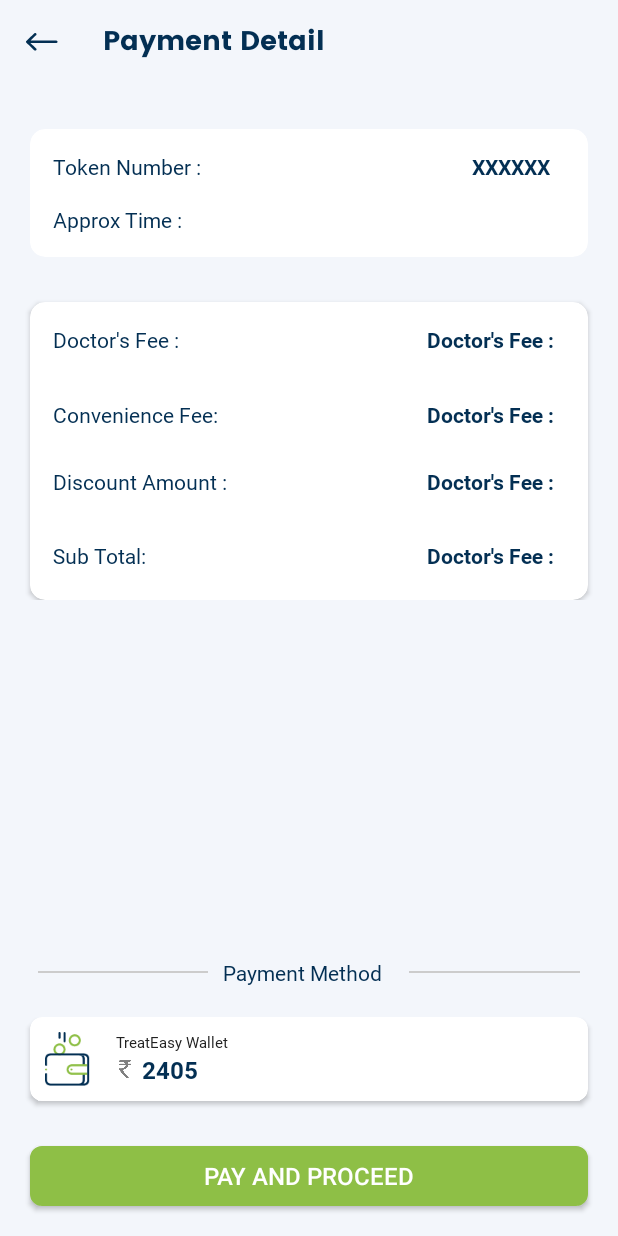
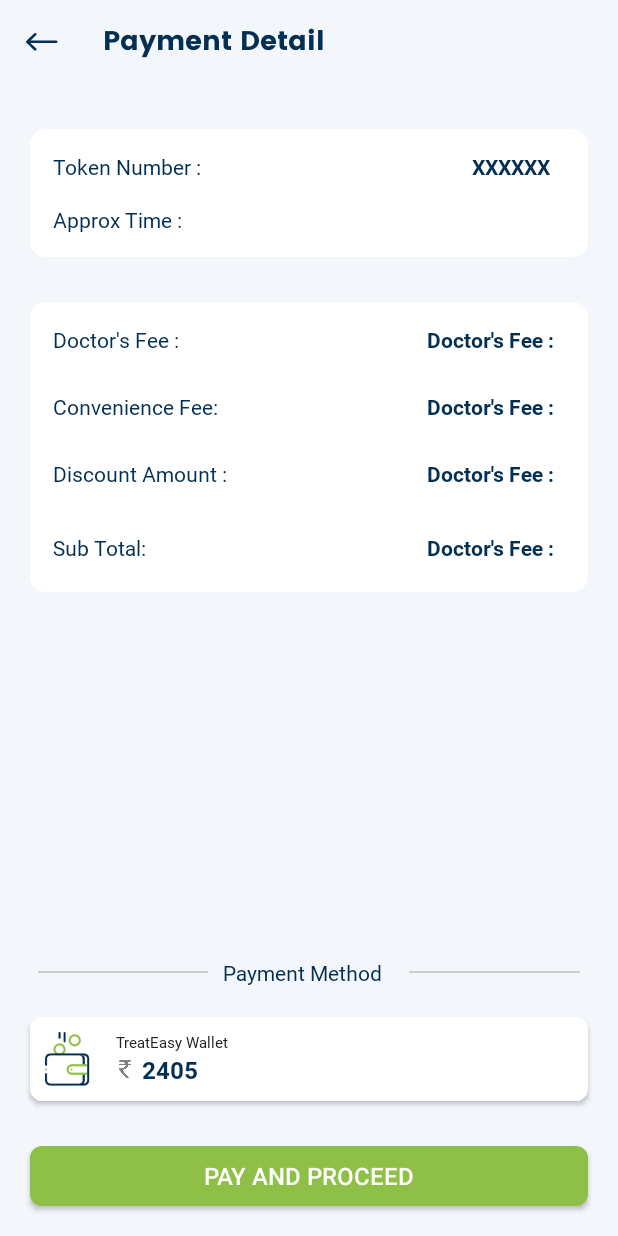
Before and after one commit to Jatindersyall12/Medivow, an Android app: the AppointmentPaymentDetailActivity screen opened directly, with no data from a screen before it, on a phone screen of 412 x 824 dp. Run offline under Robolectric (Android 15) with nearby library versions, the phone set to English and light mode, and no system bars; our stand-ins replace Picasso, data binding; pictures from the network do not load; 1 statement that could not run was skipped.

Commit message:
Code updated

```diff
--- a/app/src/main/java/com/app/treatEasy/state/Api.java
+++ b/app/src/main/java/com/app/treatEasy/state/Api.java
@@ -292,7 +292,7 @@ public interface Api {
 
     @Headers("Authorization: treateasy2022")
     @FormUrlEncoded
-    @POST("cancelAppointment")
+    @POST("CancelAppointment")
     Call<CancelAppointmentResponse> cancelAppointment(@Field("userid") String userid,
                                                       @Field("appointment_id") String appointment_id);
 
--- a/app/src/main/res/layout/activity_payment_detail_appointment.xml
+++ b/app/src/main/res/layout/activity_payment_detail_appointment.xml
@@ -125,8 +125,12 @@
                         <LinearLayout
                             android:layout_width="match_parent"
                             android:layout_height="wrap_content"
+                            android:layout_marginTop="15dp"
+                            android:weightSum="2"
+                            android:layout_marginBottom="@dimen/dp_10"
                             android:orientation="horizontal"
-                            android:padding="15dp">
+                            android:paddingStart="15dp"
+                            android:paddingEnd="15dp">
 
                             <TextView
                                 android:layout_width="match_parent"
@@ -143,32 +147,6 @@
                                 android:layout_weight="1"
                                 android:fontFamily="@font/roboto_bold"
                                 android:gravity="right"
-                                android:text="Doctor's Fee :"
-                                android:textColor="@color/colorPrimary" />
-                        </LinearLayout>
-
-                        <LinearLayout
-                            android:layout_width="match_parent"
-                            android:layout_height="wrap_content"
-                            android:orientation="horizontal"
-                            android:paddingStart="15dp"
-                            android:paddingEnd="15dp"
-                            android:visibility="gone">
-
-                            <TextView
-                                android:layout_width="match_parent"
-                                android:layout_height="wrap_content"
-                                android:layout_weight="1"
-                                android:fontFamily="@font/roboto_regular"
-                                android:text="Convenience Fee :"
-                                android:textColor="@color/colorPrimary" />
-
-                            <TextView
-                                android:id="@+id/tvConveFee"
-                                android:layout_width="match_parent"
-                                android:layout_height="wrap_content"
-                                android:layout_weight="1"
-                                android:fontFamily="@font/roboto_bold"
                                 android:text="Doctor's Fee :"
                                 android:textColor="@color/colorPrimary" />
                         </LinearLayout>
--- a/app/src/main/res/layout/adapter_appointment_list.xml
+++ b/app/src/main/res/layout/adapter_appointment_list.xml
@@ -89,7 +89,7 @@
             <TextView
                 android:paddingTop="5dp"
                 android:paddingBottom="5dp"
-                android:id="@+id/tvPatientName"
+                android:id="@+id/tvPatientDetail"
                 android:layout_width="wrap_content"
                 android:layout_height="wrap_content"
                 android:layout_marginEnd="@dimen/dp_10"
```
Also changed, not shown: app/src/main/java/com/app/treatEasy/appointmentlist/AppointmentListAdapter.java (+42 -3 lines), app/src/main/java/com/app/treatEasy/appointmentlist/AppointmentListResponse.java (+101 -0 lines).
